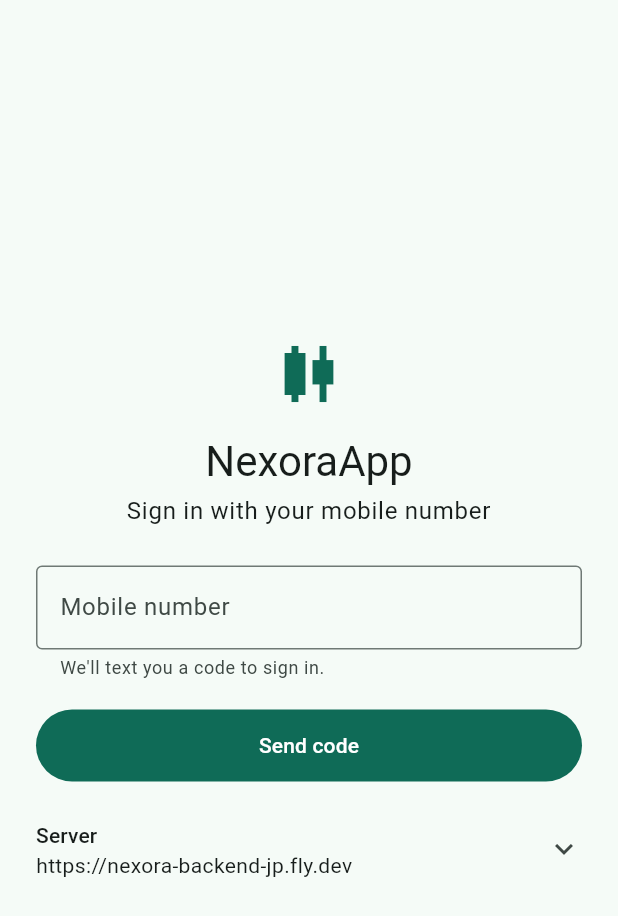
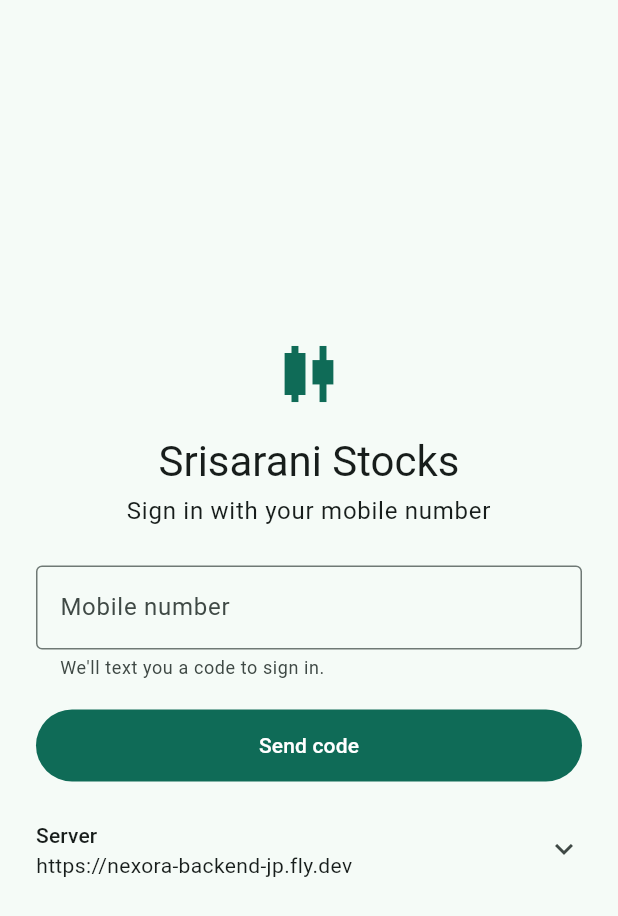
Before and after one commit to palepujanakiram/nexora-app, a Flutter app: the screen it shows after launch, on a phone screen of 412 x 824 dp. Shown: the top 916 px of the screen. Run offline on Flutter 3.47's test engine with Material 3 defaults, Android fonts, the phone set to English and light mode, and no system bars; our stand-ins replace flutter_secure_storage, get_it, shared_preferences, webview_flutter.

Commit message:
Rename the app to Srisarani Stocks
The home-screen name on iOS and Android, the web app title, the window
title and the login screen now say Srisarani Stocks, as do the broker
login dialog and the account setup guide.

Co-Authored-By: Claude Opus 5.5 <noreply@anthropic.com>

```diff
--- a/lib/app.dart
+++ b/lib/app.dart
@@ -28,7 +28,7 @@ class _NexoraAppState extends State<NexoraApp> {
       builder: (context, snapshot) {
         final color = snapshot.data!.themeColor;
         return MaterialApp(
-          title: 'NexoraApp',
+          title: 'Srisarani Stocks',
           debugShowCheckedModeBanner: false,
           theme: AppTheme.light(color),
           darkTheme: AppTheme.dark(color),
--- a/lib/screens/account_edit/model/broker_setup_guide.dart
+++ b/lib/screens/account_edit/model/broker_setup_guide.dart
@@ -46,7 +46,7 @@ class BrokerSetupGuide {
     steps: [
       'Sign in to the Kite Connect developer console with your Zerodha account.',
       'Create a new app. Enter your Zerodha client ID and any redirect URL you can open, '
-          'e.g. https://127.0.0.1/ — after logging in you will paste the page address back into NexoraApp.',
+          'e.g. https://127.0.0.1/ — after logging in you will paste the page address back into Srisarani Stocks.',
       'Open the app and copy its API key and API secret into the fields above.',
       'Check Kite Connect pricing and any static IP requirement for order placement on the developer site.',
     ],
@@ -67,7 +67,7 @@ class BrokerSetupGuide {
     steps: [
       'Sign in to Upstox and open My Account → Apps (developer apps page).',
       'Create a new app. Set a redirect URL you can open, e.g. https://127.0.0.1/ — '
-          'after logging in you will paste the page address back into NexoraApp.',
+          'after logging in you will paste the page address back into Srisarani Stocks.',
       'Copy the API key and API secret into the fields above, and enter the same redirect URL exactly.',
       'Check whether Upstox requires a static IP for placing orders through the API.',
     ],
--- a/lib/screens/accounts/view/widgets/login_dialog.dart
+++ b/lib/screens/accounts/view/widgets/login_dialog.dart
@@ -89,7 +89,7 @@ class _LoginBodyState extends State<_LoginBody> {
             crossAxisAlignment: CrossAxisAlignment.start,
             children: [
               if (inApp != null) ...[
-                const Text('Sign in on the broker\'s page. NexoraApp picks up the login by itself.'),
+                const Text('Sign in on the broker\'s page. Srisarani Stocks picks up the login by itself.'),
                 const SizedBox(height: 8),
                 FilledButton.icon(
                   onPressed: state.busy ? null : () => _loginInApp(vm, inApp),
--- a/lib/screens/login/view/login_view.dart
+++ b/lib/screens/login/view/login_view.dart
@@ -84,7 +84,7 @@ class _LoginBodyState extends State<_LoginBody> {
                 children: [
                   Icon(Icons.candlestick_chart, size: 56, color: theme.colorScheme.primary),
                   const SizedBox(height: 12),
-                  Text('NexoraApp', textAlign: TextAlign.center, style: theme.textTheme.headlineMedium),
+                  Text('Srisarani Stocks', textAlign: TextAlign.center, style: theme.textTheme.headlineMedium),
                   const SizedBox(height: 4),
                   Text(
                     state.enteringCode ? 'Enter the code' : 'Sign in with your mobile number',
```
Also changed, not shown: 6 other files.
